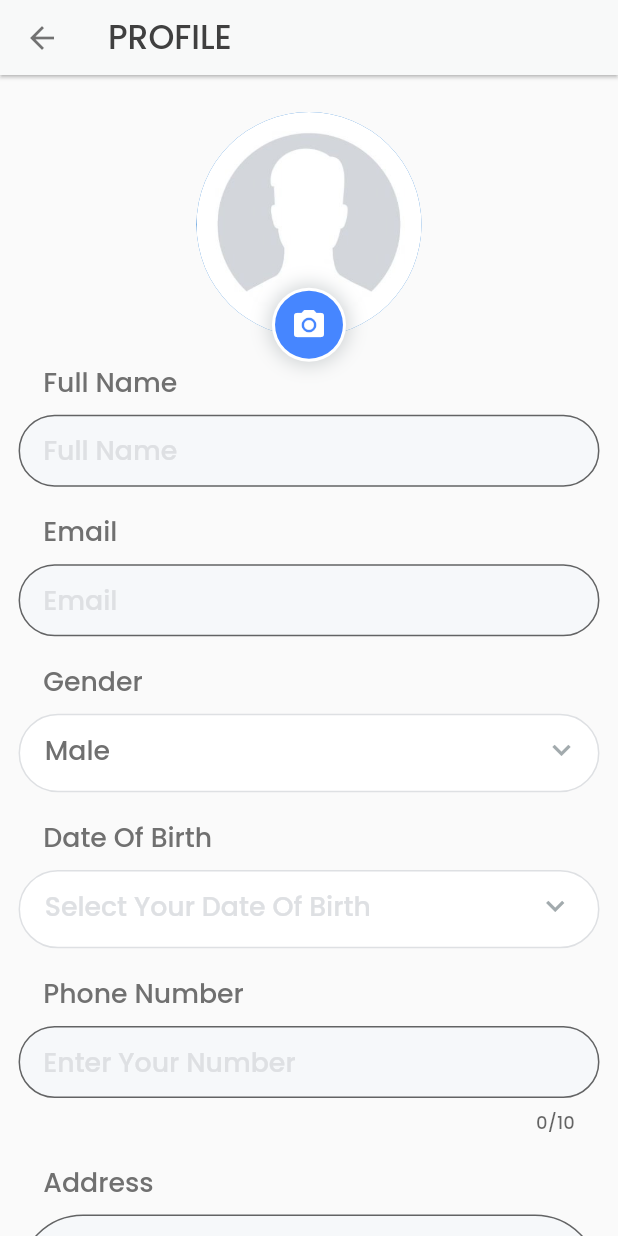
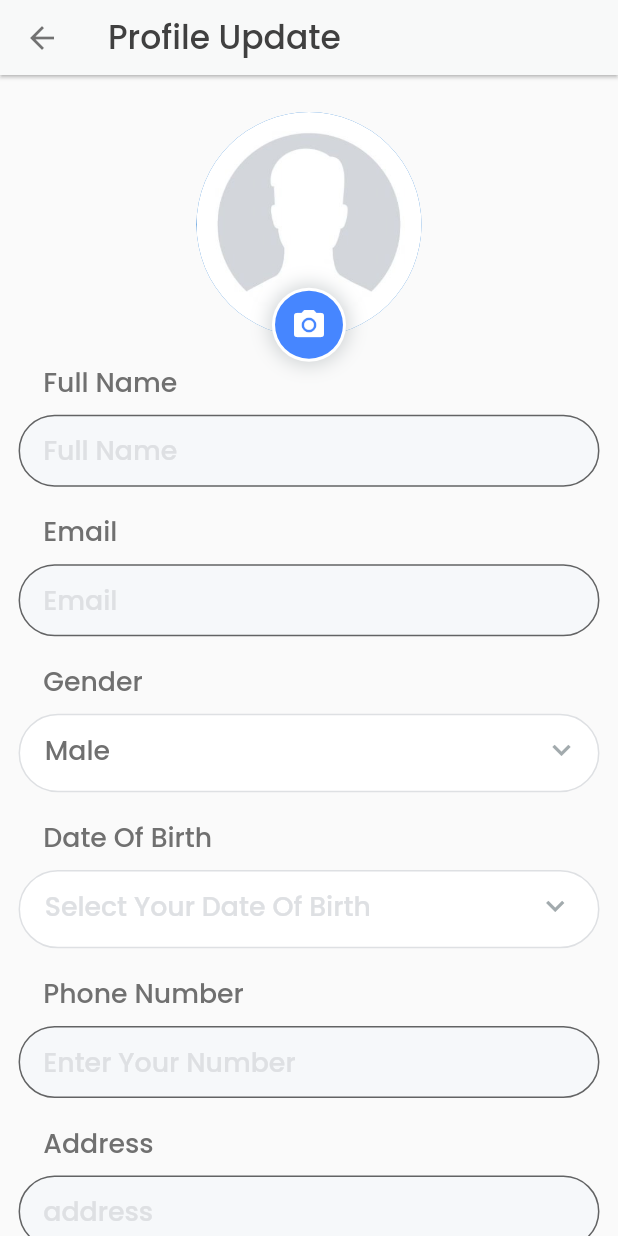
Before and after one commit to Yashil07/doctify_app, a Flutter app: the ProfileSetting screen opened directly, after a tap on the "edit" icon, on a phone screen of 412 x 824 dp. Run offline on Flutter 3.47's test engine with Material 2 defaults, Android fonts, the phone set to English and light mode, and no system bars; our stand-ins replace cloud_firestore, firebase_auth, firebase_core, flutter_secure_storage, flutter_svg, google_nav_bar and 8 more; missing offline and left inert: dart:ffi; accounts and stored records are empty; project files that could hold a hidden picture were left out.

Commit message:
06-10-22(1)

```diff
--- a/lib/Views/Profile/profile_setting_screen.dart
+++ b/lib/Views/Profile/profile_setting_screen.dart
@@ -3,6 +3,7 @@ import 'package:project/Views/Auth/login_screen.dart';
 import 'package:project/Views/Auth/profile_screen.dart';
 import 'package:project/Views/Profile/help_setting_screen.dart';
 import 'package:project/Views/Profile/notification_setting_screen.dart';
+import 'package:project/Views/Profile/profile_update_screen.dart';
 import 'package:sizer/sizer.dart';
 import 'dart:io';
 
@@ -47,7 +48,7 @@ class _ProfileSettingState extends State<ProfileSetting> {
                     ),
 
                     GestureDetector(
-                      onTap: (){Navigator.push(context, MaterialPageRoute(builder: (context) => const ProfileScreen()));},
+                      onTap: (){Navigator.push(context, MaterialPageRoute(builder: (context) => const ProfileUpdate()));},
                       child: Container(
                         height:45,
                         width: 45,
--- /dev/null
+++ b/lib/Views/Profile/profile_update_screen.dart
@@ -0,0 +1,394 @@
+import 'dart:io';
+
+import 'package:flutter/cupertino.dart';
+import 'package:flutter/material.dart';
+import 'package:image_picker/image_picker.dart';
+import 'package:sizer/sizer.dart';
+
+import '../../Utils/color_utils.dart';
+import '../../Utils/const_utils.dart';
+import '../../Utils/fontFamily_utils.dart';
+import '../../Utils/image_utils.dart';
+import '../customeWidgets/custom_appbar.dart';
+import '../customeWidgets/custom_btn.dart';
+import '../customeWidgets/custom_text_field.dart';
+const List<String> list = <String>['Male', 'Female'];
+class ProfileUpdate extends StatefulWidget {
+  const ProfileUpdate({Key? key}) : super(key: key);
+
+  @override
+  State<ProfileUpdate> createState() => _ProfileUpdateState();
+}
+
+class _ProfileUpdateState extends State<ProfileUpdate> {
+  final TextEditingController _emailController = TextEditingController();
+  final TextEditingController _nameController = TextEditingController();
+  final TextEditingController _genderController = TextEditingController();
+  final TextEditingController _dobController = TextEditingController();
+  final TextEditingController _addressController = TextEditingController();
+  final TextEditingController _phonenoController = TextEditingController();
+  final TextEditingController _profileuploadController =
+  TextEditingController();
+  final TextEditingController dateInput = TextEditingController();
+  String genderInitialValue = 'Male';
+
+  String  birthDate = "";
+
+  @override
+  void initState() {
+    dateInput.text = ""; //set the initial value of text field
+    super.initState();
+  }
+  @override
+  Widget build(BuildContext context) {
+    return Container(
+      color: Colors.blueGrey,
+      child: SafeArea(
+        child: Scaffold(
+          // appBar: AppBar(
+          //   title: const Text('Profile Page',
+          //       style: TextStyle(color: Colors.black54)),
+          //   leading: const BackButton(color: Colors.black54),
+          //   backgroundColor: ColorUtils.appBgColor,
+          //   elevation: 3,
+          // ),
+          appBar: PreferredSize(
+            preferredSize: Size.fromHeight(50),
+            child: CustomAppBar(title: "Profile Update",),),
+          body: SingleChildScrollView(
+            child: Padding(
+              padding: EdgeInsets.symmetric(horizontal: 3.w),
+              child: Column(
+                crossAxisAlignment: CrossAxisAlignment.start,
+
+                children: [
+                  SizedBox(
+                    height: 3.h,
+                  ),
+                  Center(
+                      child: Stack(
+                        clipBehavior: Clip.none,
+                        children: [
+                          CircleAvatar(
+
+                              radius: 75,
+                              child: ClipOval(
+                                child: imageFile?.path.toString() != null
+                                    && imageFile?.path.toString() != "" ?
+                                Image.file(
+                                  imageFile!, fit: BoxFit.cover, height: 160,
+                                  width: 160,) :
+                                Image.asset(
+                                    ImageUtils.profileAvtar, fit: BoxFit.cover),
+                              )
+                          ),
+                          Positioned(
+                              bottom: -4.w,
+                              left: 4.w,
+                              right: 4.w,
+                              child: GestureDetector(
+                                onTap: () {
+                                  _openImagePickUpBox();
+                                },
+                                child: Container(
+                                  padding: EdgeInsets.all(0.5.w),
+                                  decoration: BoxDecoration(
+                                      boxShadow: [
+                                        BoxShadow(
+                                          color:
+                                          ColorUtils.grey.withOpacity(0.5),
+                                          blurRadius: 10,
+                                          spreadRadius: 2,
+                                        ),
+                                      ],
+                                      shape: BoxShape.circle,
+                                      color: ColorUtils.whiteColor),
+                                  child: Container(
+                                      height: 11.w,
+                                      padding: EdgeInsets.all(2.w),
+                                      decoration: BoxDecoration(
+                                          shape: BoxShape.circle,
+                                          color: ColorUtils.primaryColor),
+                                      child: Icon(Icons.camera_alt,
+                                        color: ColorUtils.whiteColor,)
+                                  ),
+                                ),
+                              ))
+                        ],
+                      )
+                  ),
+
+                  SizedBox(
+                    height: 2.h,
+                  ),
+                  CustomTextField(
+                    fieldName: "Full Name",
+                    hintName: "Full Name",
+                    fieldController: _nameController,
+                  ),
+                  SizedBox(
+                    height: 2.h,
+                  ),
+
+                  CustomTextField(
+                    fieldName: "Email",
+                    hintName: "Email",
+                    fieldController: _emailController,
+                    keyboard: TextInputType.emailAddress,
+                  ),
+                  SizedBox(
+                    height: 2.h,
+                  ),
+
+                  Padding(
+                    padding: EdgeInsets.symmetric(horizontal: 4.w),
+                    child: Text(
+                        "Gender", style: FontTextStyle.poppinsS12W5labelColor),
+                  ),
+                  SizedBox(
+                    height: 1.h,
+                  ),
+                  Container(
+                    width: double.infinity,
+                    height: 12.7.w,
+                    padding: EdgeInsets.only(
+                        left: 4.w, right: 3.w, bottom: 1.w),
+                    decoration: BoxDecoration(
+                      border: Border.all(
+                          color: ColorUtils.lightGreyColor),
+                      color: ColorUtils.whiteColor,
+                      borderRadius: BorderRadius.circular(50),
+                    ),
+                    child: DropdownButton(
+                      iconEnabledColor: ColorUtils.grey,
+                      style: TextStyle(
+                          color: ColorUtils.grey, fontSize: 16),
+                      dropdownColor: ColorUtils.whiteColor,
+                      focusColor: ColorUtils.grey,
+                      elevation: 0,
+                      underline: SizedBox(),
+                      value: genderInitialValue,
+                      isExpanded: true,
+                      icon: Icon(Icons.keyboard_arrow_down),
+                      items: gender.map((String items) {
+                        return DropdownMenuItem(
+                          child: Text(
+                            '${items}',
+                            style: FontTextStyle
+                                .poppinsS12W5labelColor,
+                          ),
+                          value: items != null ? items : "",
+                        );
+                      }).toList(),
+                      onChanged: (String? value) {
+                        setState(() {
+                          genderInitialValue = value!;
+                          print(value);
+                          // genderValue = value;
+                        });
+                      },
+                    ),
+                  ),
+                  SizedBox(
+                    height: 2.h,
+                  ),
+                  Padding(
+                    padding: EdgeInsets.symmetric(horizontal: 4.w),
+                    child: Text("Date Of Birth",
+                        style: FontTextStyle.poppinsS12W5labelColor),
+                  ),
+                  SizedBox(
+                    height: 1.h,
+                  ),
+                  GestureDetector(
+                    onTap: () {
+                      _openBirthDatePicker(context);
+                    },
+                    child: Container(
+                      width: double.infinity,
+                      height: 12.7.w,
+                      padding: EdgeInsets.only(
+                          left: 4.w, right: 4.w, bottom: 1.w),
+                      decoration: BoxDecoration(
+                        border: Border.all(
+                            color: ColorUtils.lightGreyColor),
+                        color: ColorUtils.whiteColor,
+                        borderRadius: BorderRadius.circular(50),
+                      ),
+                      child: Row(
+                        mainAxisAlignment: MainAxisAlignment.spaceBetween,
+                        children: [
+                          birthDate != null && birthDate != "" ? Text(
+                              "$birthDate", style: FontTextStyle
+                              .poppinsS12W5labelColor) : Text(
+                              "Select Your Date Of Birth", style: FontTextStyle
+                              .poppinsS14W4LightGreyColor)
+                          , Icon(Icons.keyboard_arrow_down,
+                            color: ColorUtils.grey,),
+                        ],
+                      ),
+                    ),
+                  ),
+
+                  SizedBox(
+                    height: 2.h,
+                  ),
+                  CustomTextField(
+                    fieldName: "Phone Number",
+                    hintName: "Enter Your Number",
+                    fieldController: _phonenoController,
+                    keyboard: TextInputType.number,
+                  ),
+                  SizedBox(
+                    height: 2.h,
+                  ),
+                  CustomTextField(
+                    fieldName: "Address",
+                    hintName: "address",
+                    fieldController: _addressController,
+                  ),
+
+
+                  SizedBox(
+                    height: 5.h,
+                  ),
+
+                  CustomButton(
+                    onTap: () {},
+                    buttonText: "Confirm",
+                    textStyle: FontTextStyle.poppinsS14W4WhiteColor,
+                  ),
+                  SizedBox(
+                    height: 5.h,
+                  ),
+                ],
+              ),
+            ),
+          ),
+        ),
+      ),
+    );
+  }
+  /////////////////////////////BIRTH DATE//////////////////////
+
+  Future<void> _openBirthDatePicker(BuildContext context) async {
+    final _initialDate = DateTime.now();
+    final _newDate = await showDatePicker(
+        context: context,
+        initialDate: _initialDate,
+        firstDate: DateTime(DateTime.now().year - 5),
+        lastDate: DateTime(DateTime.now().year + 5));
+    if (_newDate != null) {
+      setState(() {
+        birthDate = "${_newDate.month}-${_newDate.day}-${_newDate.year}";
+
+      });
+    }
+  }
+
+  ////////////////////////////PROFILE IMAGE///////////////////////
+  File? imageFile = File('');
+  _getFromCamera() async {
+    PickedFile? pickedFile = await ImagePicker().getImage(
+      source: ImageSource.camera,
+      maxWidth: 1800,
+      maxHeight: 1800,
+    );
+    if (pickedFile != null) {
+      setState(() {
+        imageFile = File(pickedFile.path);
+      });
+
+      print('Image From Camera: ${imageFile!.path}');
+    }
+  }
+
+  _getFromGallery() async {
+    PickedFile? pickedFile = await ImagePicker().getImage(
+      source: ImageSource.gallery,
+      maxWidth: 1800,
+      maxHeight: 1800,
+    );
+    if (pickedFile != null) {
+      setState(() {
+        imageFile = File(pickedFile.path);
+      });
+      print('Image From Gallery: ${imageFile!.path}');
+    }
+  }
+
+  _openImagePickUpBox() {
+    return showDialog(
+        context: context,
+        builder: (BuildContext context) {
+          return Dialog(
+            backgroundColor: ColorUtils.whiteColor,
+            shape: RoundedRectangleBorder(
+                borderRadius: BorderRadius.circular(1.w)),
+            child: Container(
+              height: 40.w,
+              padding: EdgeInsets.only(left: 10.w, right: 10.w),
+              child: Column(
+                mainAxisAlignment: MainAxisAlignment.center,
+                children: [
+                  Row(
+                    mainAxisAlignment: MainAxisAlignment.spaceBetween,
+                    children: [
+                      GestureDetector(
+                        onTap: () {
+                          Navigator.pop(context);
+                          _getFromCamera();
+                        },
+                        child: Column(
+                          // crossAxisAlignment: CrossAxisAlignment.center,
+                          children: [
+                            Container(
+                                padding: EdgeInsets.only(
+                                    top: 3.w, left: 3.w, right: 3.w, bottom: 3.w),
+                                decoration: BoxDecoration(
+                                    color: ColorUtils.primaryColor,
+                                    shape: BoxShape.circle),
+                                child: Icon(Icons.camera_alt,color: ColorUtils.whiteColor,)
+                            ),
+                            Text(
+                              'Camera',
+                              style: FontTextStyle.poppinsS12W5labelColor,
+                            ),
+                          ],
+                        ),
+                      ),
+                      GestureDetector(
+                        onTap: () {
+                          Navigator.pop(context);
+                          _getFromGallery();
+                        },
+                        child: Column(
+                          children: [
+                            Container(
+                                padding: EdgeInsets.only(
+                                    top: 3.w, left: 3.w, right: 3.w, bottom: 3.w),
+                                decoration: BoxDecoration(
+                                    color: ColorUtils.primaryColor,
+                                    shape: BoxShape.circle),
+                                child: Icon(Icons.photo,color: ColorUtils.whiteColor,)
+                            ),
+                            SizedBox(
+                              height: 1.w,
+                            ),
+                            Text(
+                              'Gallery',
+                              style: FontTextStyle.poppinsS12W5labelColor,
+                            ),
+                          ],
+                        ),
+                      )
+                    ],
+                  )
+                ],
+              ),
+            ),
+          );
+        });
+  }
+
+}
--- a/lib/main.dart
+++ b/lib/main.dart
@@ -2,6 +2,7 @@ import 'package:flutter/material.dart';
 import 'package:project/Views/Auth/forget_password_screen_2.dart';
 
 import 'package:project/Views/Auth/login_screen.dart';
+import 'package:project/Views/Profile/profile_update_screen.dart';
 import 'package:project/Views/Auth/reg_screen.dart';
 import 'package:project/Views/Auth/profile_screen.dart';
 import 'package:project/Views/Auth/reset_password_screen.dart';
```
